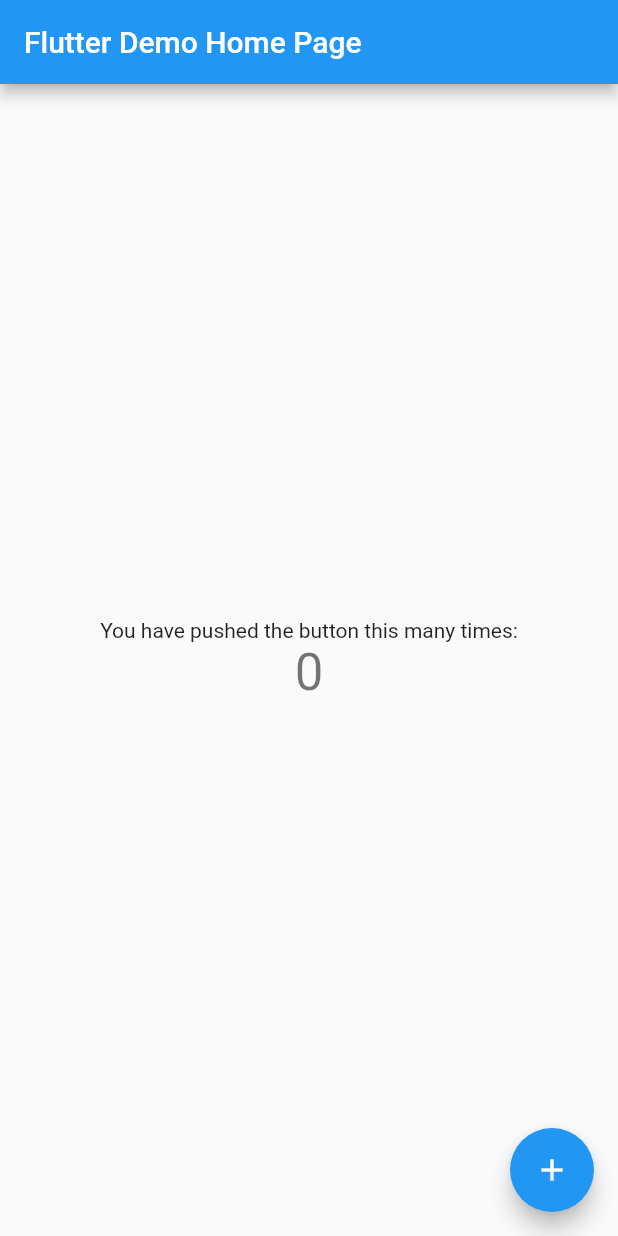
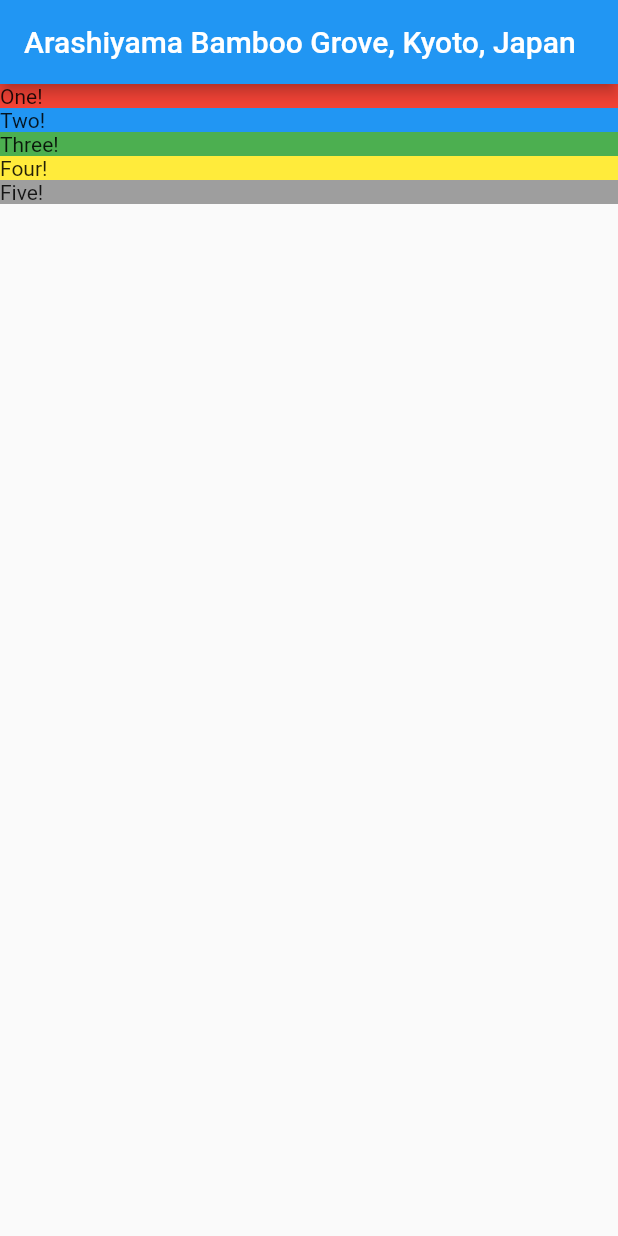
Before and after one commit to json469/flutter_playground, a Flutter app: the screen it shows after launch, on a phone screen of 412 x 824 dp. Run offline on Flutter 3.47's test engine with Material 2 defaults, Android fonts, the phone set to English and light mode, and no system bars.

Commit message:
Flutter Crash Course update!

```diff
--- /dev/null
+++ b/lib/location_detail.dart
@@ -0,0 +1,37 @@
+import 'package:flutter/material.dart';
+import 'models/location.dart';
+
+class LocationDetail extends StatelessWidget {
+
+  final Location location;
+
+  LocationDetail(this.location);
+
+  @override
+  Widget build(BuildContext context) {
+    return Scaffold(
+      appBar: AppBar(
+        title: Text(location.name)),
+        body: Column(
+          mainAxisAlignment: MainAxisAlignment.start,
+          crossAxisAlignment: CrossAxisAlignment.stretch,
+          children: [
+            _section("One!", Colors.red),
+            _section("Two!", Colors.blue),
+            _section("Three!", Colors.green),
+            _section("Four!", Colors.yellow),
+            _section("Five!", Colors.grey),
+          ],
+        )
+      );
+  }
+
+  Widget _section(String title, Color color) {
+    return Container(
+      decoration: BoxDecoration(
+        color: color,
+      ),
+      child: Text(title),
+    );
+  }
+}
--- a/lib/main.dart
+++ b/lib/main.dart
@@ -1,111 +1,13 @@
 import 'package:flutter/material.dart';
+import 'location_detail.dart';
+import 'models/location.dart';
+import 'mocks/mock_location.dart';
 
-void main() => runApp(MyApp());
+void main() {
 
-class MyApp extends StatelessWidget {
-  // This widget is the root of your application.
-  @override
-  Widget build(BuildContext context) {
-    return MaterialApp(
-      title: 'Flutter Demo',
-      theme: ThemeData(
-        // This is the theme of your application.
-        //
-        // Try running your application with "flutter run". You'll see the
-        // application has a blue toolbar. Then, without quitting the app, try
-        // changing the primarySwatch below to Colors.green and then invoke
-        // "hot reload" (press "r" in the console where you ran "flutter run",
-        // or simply save your changes to "hot reload" in a Flutter IDE).
-        // Notice that the counter didn't reset back to zero; the application
-        // is not restarted.
-        primarySwatch: Colors.blue,
-      ),
-      home: MyHomePage(title: 'Flutter Demo Home Page'),
-    );
-  }
+  final Location mockLocation = MockLocation.FetchAny();
+
+  return runApp(MaterialApp(
+    home: LocationDetail(mockLocation)
+  ));
 }
-
-class MyHomePage extends StatefulWidget {
-  MyHomePage({Key key, this.title}) : super(key: key);
-
-  // This widget is the home page of your application. It is stateful, meaning
-  // that it has a State object (defined below) that contains fields that affect
-  // how it looks.
-
-  // This class is the configuration for the state. It holds the values (in this
-  // case the title) provided by the parent (in this case the App widget) and
-  // used by the build method of the State. Fields in a Widget subclass are
-  // always marked "final".
-
-  final String title;
-
-  @override
-  _MyHomePageState createState() => _MyHomePageState();
-}
-
-class _MyHomePageState extends State<MyHomePage> {
-  int _counter = 0;
-
-  void _incrementCounter() {
-    setState(() {
-      // This call to setState tells the Flutter framework that something has
-      // changed in this State, which causes it to rerun the build method below
-      // so that the display can reflect the updated values. If we changed
-      // _counter without calling setState(), then the build method would not be
-      // called again, and so nothing would appear to happen.
-      _counter++;
-    });
-  }
-
-  @override
-  Widget build(BuildContext context) {
-    // This method is rerun every time setState is called, for instance as done
-    // by the _incrementCounter method above.
-    //
-    // The Flutter framework has been optimized to make rerunning build methods
-    // fast, so that you can just rebuild anything that needs updating rather
-    // than having to individually change instances of widgets.
-    return Scaffold(
-      appBar: AppBar(
-        // Here we take the value from the MyHomePage object that was created by
-        // the App.build method, and use it to set our appbar title.
-        title: Text(widget.title),
-      ),
-      body: Center(
-        // Center is a layout widget. It takes a single child and positions it
-        // in the middle of the parent.
-        child: Column(
-          // Column is also layout widget. It takes a list of children and
-          // arranges them vertically. By default, it sizes itself to fit its
-          // children horizontally, and tries to be as tall as its parent.
-          //
-          // Invoke "debug painting" (press "p" in the console, choose the
-          // "Toggle Debug Paint" action from the Flutter Inspector in Android
-          // Studio, or the "Toggle Debug Paint" command in Visual Studio Code)
-          // to see the wireframe for each widget.
-          //
-          // Column has various properties to control how it sizes itself and
-          // how it positions its children. Here we use mainAxisAlignment to
-          // center the children vertically; the main axis here is the vertical
-          // axis because Columns are vertical (the cross axis would be
-          // horizontal).
-          mainAxisAlignment: MainAxisAlignment.center,
-          children: <Widget>[
-            Text(
-              'You have pushed the button this many times:',
-            ),
-            Text(
-              '$_counter',
-              style: Theme.of(context).textTheme.display1,
-            ),
-          ],
-        ),
-      ),
-      floatingActionButton: FloatingActionButton(
-        onPressed: _incrementCounter,
-        tooltip: 'Increment',
-        child: Icon(Icons.add),
-      ), // This trailing comma makes auto-formatting nicer for build methods.
-    );
-  }
-}
--- /dev/null
+++ b/lib/models/location.dart
@@ -0,0 +1,8 @@
+import './location_fact.dart';
+
+class Location {
+  final String name;
+  final String url;
+  final List<LocationFact> facts;
+  Location({this.name, this.url, this.facts});
+}
--- /dev/null
+++ b/lib/models/location_fact.dart
@@ -0,0 +1,5 @@
+class LocationFact {
+  final String title;
+  final String text;
+  LocationFact({this.title, this.text});
+}
```
Also changed, not shown: lib/mocks/mock_location.dart (added, +20 -0 lines), 1 other file.
